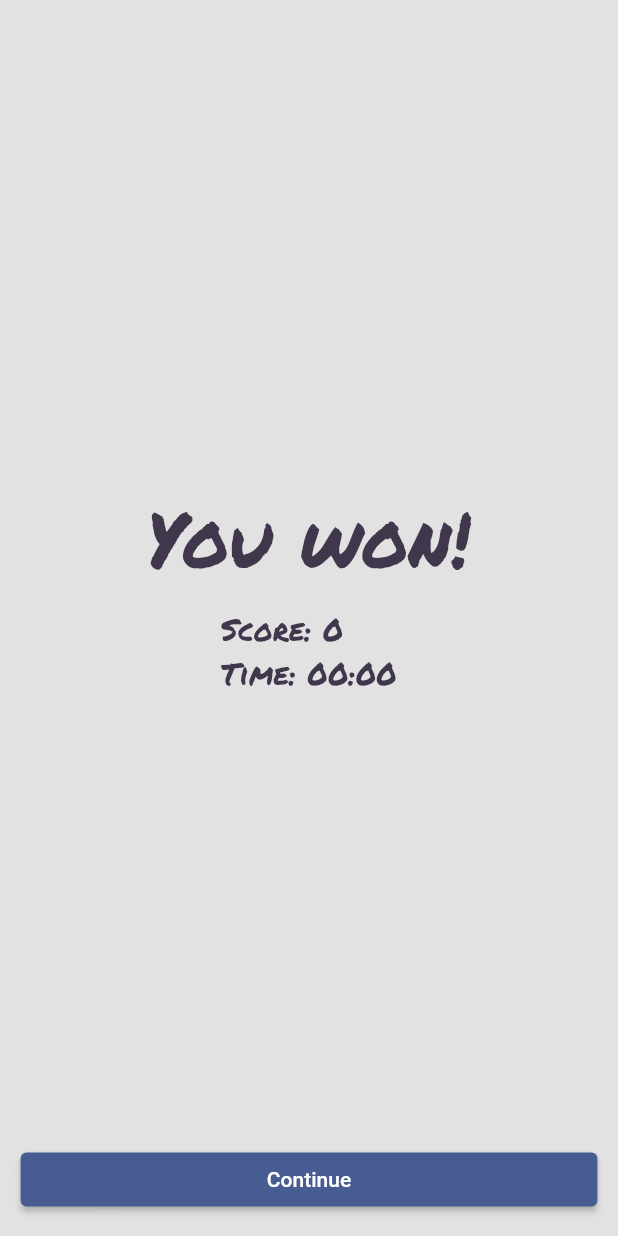
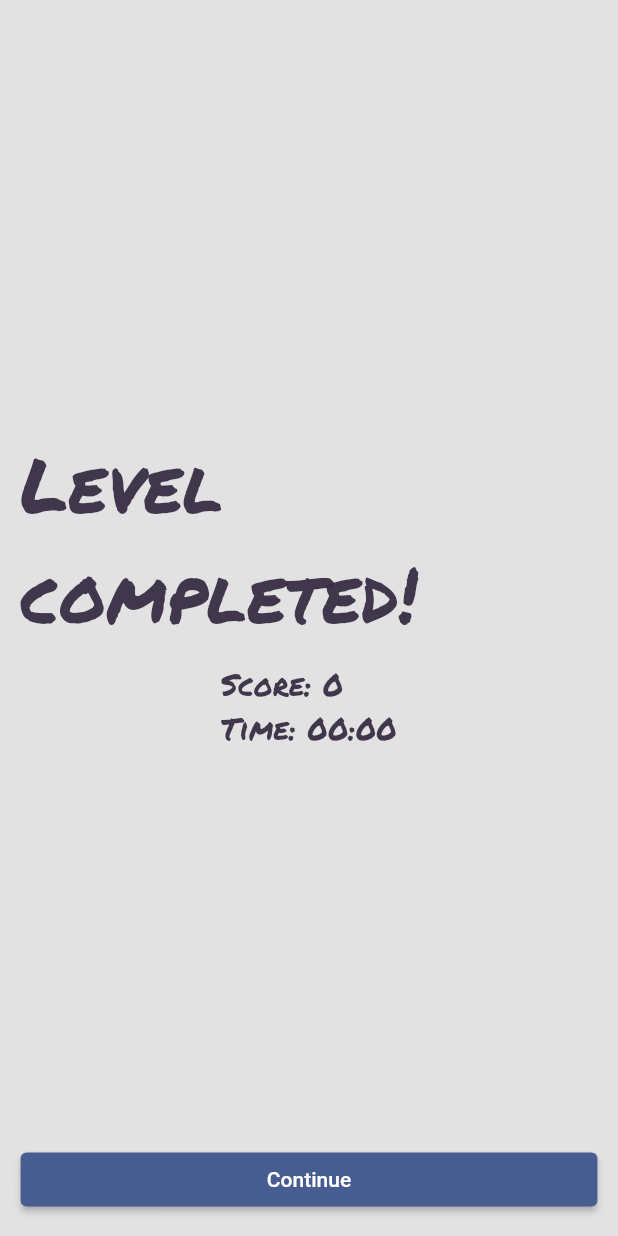
Before and after one commit to cybaker/Steroids, a Flutter app: the WinGameScreen screen opened directly with empty values, on a phone screen of 412 x 824 dp. Run offline on Flutter 3.47's test engine with Material 2 defaults, Android fonts, the phone set to English and light mode, and no system bars; our stand-ins replace audioplayers, firebase_core, firebase_crashlytics, go_router, google_mobile_ads, in_app_purchase and 1 more; missing offline and left inert: flame, flame_audio, games_services; accounts and stored records are empty.

Commit message:
Minor refactor

```diff
--- a/lib/main.dart
+++ b/lib/main.dart
@@ -106,7 +106,7 @@ void guardedMain() {
   // }
 
   runApp(
-    MyApp(
+    SteroidsApp(
       settingsPersistence: LocalStorageSettingsPersistence(),
       playerProgressPersistence: LocalStoragePlayerProgressPersistence(),
       inAppPurchaseController: inAppPurchaseController,
@@ -118,7 +118,7 @@ void guardedMain() {
 
 Logger _log = Logger('main.dart');
 
-class MyApp extends StatelessWidget {
+class SteroidsApp extends StatelessWidget {
   static final _router = GoRouter(
     routes: [
       GoRoute(
@@ -189,7 +189,7 @@ class MyApp extends StatelessWidget {
 
   final AdsController? adsController;
 
-  const MyApp({
+  const SteroidsApp({
     required this.playerProgressPersistence,
     required this.settingsPersistence,
     required this.inAppPurchaseController,
--- a/lib/src/win_game/win_game_screen.dart
+++ b/lib/src/win_game/win_game_screen.dart
@@ -46,7 +46,7 @@ class WinGameScreen extends StatelessWidget {
             gap,
             const Center(
               child: Text(
-                'You won!',
+                'Level completed!',
                 style: TextStyle(fontFamily: 'Permanent Marker', fontSize: 50),
               ),
             ),
```
Also changed, not shown: 2 other files.
